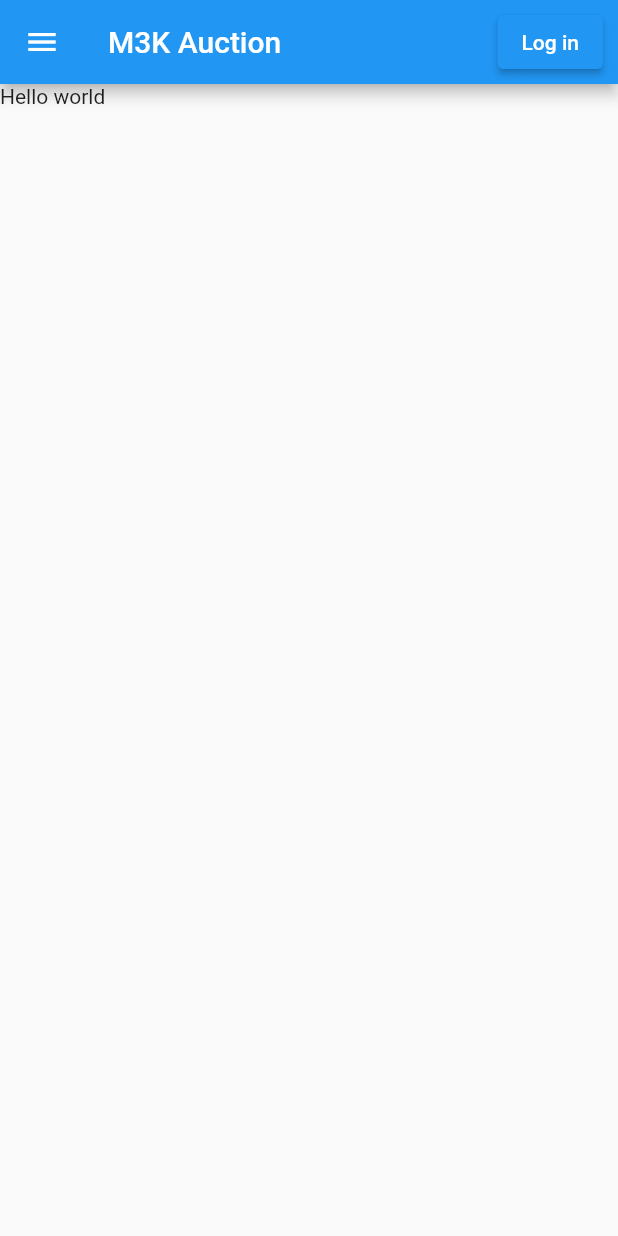
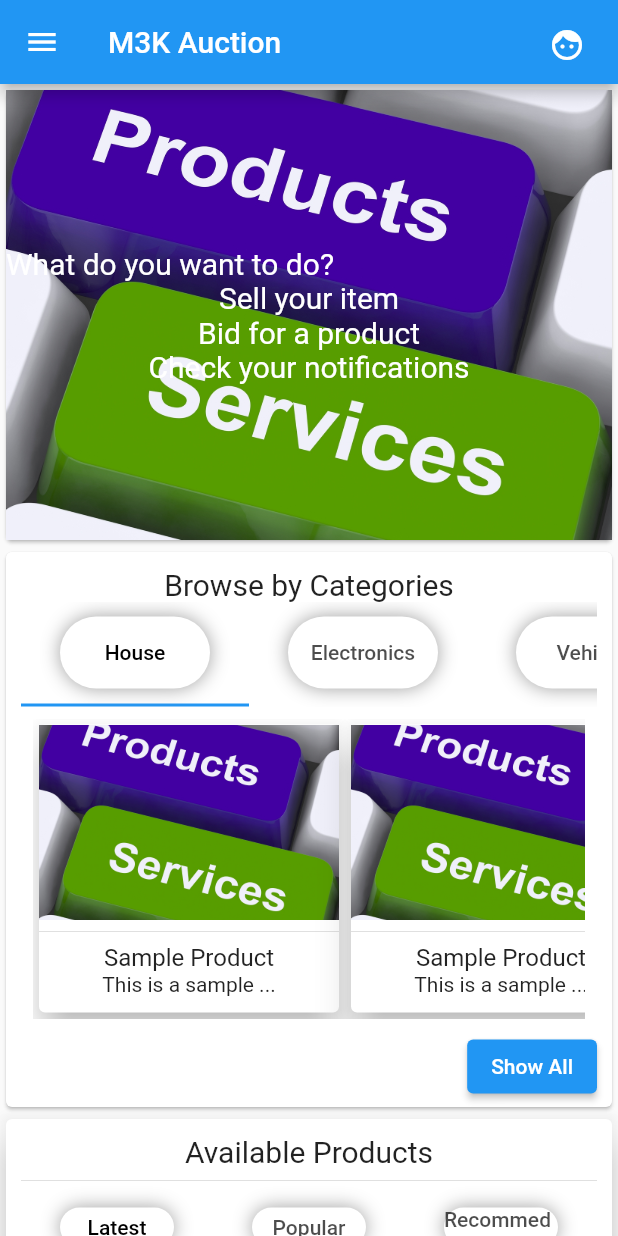
Before and after one commit to adwaTech/project-capstone, a Flutter app: the screen it shows after launch, on a phone screen of 412 x 824 dp. Run offline on Flutter 3.47's test engine with Material 2 defaults, Android fonts, the light colour scheme and no system bars.

Commit message:
initial draft of customer dashboard

```diff
--- /dev/null
+++ b/mobile front-end/auction_mobile/lib/category_browser.dart
@@ -0,0 +1,155 @@
+import 'package:auction_mobile/product_card.dart';
+import 'package:flutter/material.dart';
+
+import 'category_card.dart';
+
+class CategoriesBrowser extends StatelessWidget {
+  const CategoriesBrowser({
+    Key key,
+    @required TabController categoryTabController,
+  })  : _categoryTabController = categoryTabController,
+        super(key: key);
+
+  final TabController _categoryTabController;
+
+  @override
+  Widget build(BuildContext context) {
+    return Card(
+        child: Container(
+            margin: EdgeInsets.all(10),
+            height: 350,
+            child: Column(children: [
+              Text(
+                'Browse by Categories',
+                style: TextStyle(fontSize: 20),
+              ),
+              Container(
+                  height: 70,
+                  child: TabBar(
+                    isScrollable: true,
+                    labelColor: Colors.black,
+                    controller: _categoryTabController,
+                    tabs: [
+                      Category(Text('House')),
+                      Category(Text('Electronics')),
+                      Category(Text('Vehicle')),
+                      Category(Text('Governmental')),
+                      Category(Text('Land')),
+                      Category(Text('Rare')),
+                    ],
+                  )),
+              Container(
+                margin: EdgeInsets.all(8),
+                height: 200,
+                child: TabBarView(
+                  controller: _categoryTabController,
+                  children: [
+                    Tab(
+                      child: Container(
+                        height: 200,
+                        child: ListView(
+                          scrollDirection: Axis.horizontal,
+                          children: [
+                            Product(),
+                            Product(),
+                            Product(),
+                            Product(),
+                            Product(),
+                            Product(),
+                          ],
+                        ),
+                      ),
+                    ),
+                    Tab(
+                      child: Container(
+                        height: 200,
+                        child: ListView(
+                          scrollDirection: Axis.horizontal,
+                          children: [
+                            Product(),
+                            Product(),
+                            Product(),
+                            Product(),
+                            Product(),
+                            Product(),
+                          ],
+                        ),
+                      ),
+                    ),
+                    Tab(
+                      child: Container(
+                        height: 200,
+                        child: ListView(
+                          scrollDirection: Axis.horizontal,
+                          children: [
+                            Product(),
+                            Product(),
+                            Product(),
+                            Product(),
+                            Product(),
+                            Product(),
+                          ],
+                        ),
+                      ),
+                    ),
+                    Tab(
+                      child: Container(
+                        height: 200,
+                        child: ListView(
+                          scrollDirection: Axis.horizontal,
+                          children: [
+                            Product(),
+                            Product(),
+                            Product(),
+                            Product(),
+                            Product(),
+                            Product(),
+                          ],
+                        ),
+                      ),
+                    ),
+                    Tab(
+                      child: Container(
+                        height: 200,
+                        child: ListView(
+                          scrollDirection: Axis.horizontal,
+                          children: [
+                            Product(),
+                            Product(),
+                            Product(),
+                            Product(),
+                            Product(),
+                            Product(),
+                          ],
+                        ),
+                      ),
+                    ),
+                    Tab(
+                      child: Container(
+                        height: 200,
+                        child: ListView(
+                          scrollDirection: Axis.horizontal,
+                          children: [
+                            Product(),
+                            Product(),
+                            Product(),
+                            Product(),
+                            Product(),
+                            Product(),
+                          ],
+                        ),
+                      ),
+                    ),
+                  ],
+                ),
+              ),
+              Align(
+                alignment: Alignment.bottomRight,
+                child: ElevatedButton(
+                  onPressed: () {},
+                  child: Text('Show All'),
+                ),
+              )
+            ])));
+  }
+}
--- /dev/null
+++ b/mobile front-end/auction_mobile/lib/category_card.dart
@@ -0,0 +1,23 @@
+import 'package:flutter/material.dart';
+
+class Category extends StatelessWidget {
+  final Widget child;
+  Category(this.child);
+
+  @override
+  Widget build(BuildContext context) {
+    return Center(
+        child: Container(
+            width: 100,
+            height: 50,
+            margin: EdgeInsets.all(10),
+            decoration: BoxDecoration(
+                color: Colors.white,
+                boxShadow: [BoxShadow(color: Colors.grey, blurRadius: 10)],
+                //border: Border.all(width: 2),
+                borderRadius: BorderRadius.all(Radius.circular(100))),
+            child: Center(
+              child: child,
+            )));
+  }
+}
--- a/mobile front-end/auction_mobile/lib/main.dart
+++ b/mobile front-end/auction_mobile/lib/main.dart
@@ -1,24 +1,43 @@
+import 'package:auction_mobile/category_card.dart';
+import 'package:auction_mobile/product_browser.dart';
+import 'package:auction_mobile/product_card.dart';
 import 'package:flutter/material.dart';
+import 'package:flutter/rendering.dart';
+
+import 'category_browser.dart';
 
 void main() {
   runApp(AuctionApp());
 }
 
-class AuctionApp extends StatefulWidget{
-  _AuctionAppState createState()=> _AuctionAppState();
+class AuctionApp extends StatefulWidget {
+  _AuctionAppState createState() => _AuctionAppState();
 }
-class _AuctionAppState extends State<AuctionApp>{
+
+class _AuctionAppState extends State<AuctionApp> with TickerProviderStateMixin {
+  TabController _productsTabController;
+  TabController _categoryTabController;
+  void initState() {
+    super.initState();
+    _productsTabController =
+        TabController(initialIndex: 0, length: 3, vsync: this);
+    _categoryTabController =
+        TabController(initialIndex: 0, length: 6, vsync: this);
+  }
+
   Widget build(BuildContext context) => MaterialApp(
         debugShowCheckedModeBanner: false,
         title: 'M3K Auction',
         home: Scaffold(
-
           appBar: AppBar(
             title: Text('M3K Auction'), // Login,
             actions: [
               Padding(
-            padding:EdgeInsets.all(10),
-            child:ElevatedButton(onPressed: (){}, child: Text('Log in')))
+                  padding: EdgeInsets.all(10),
+                  child: IconButton(
+                    onPressed: () {},
+                    icon: Icon(Icons.face),
+                  ))
             ],
           ),
           drawer: Drawer(
@@ -32,7 +51,8 @@ class _AuctionAppState extends State<AuctionApp>{
                 ),
                 ListTile(
                   leading: Icon(Icons.home),
-              title: Text('Home'), // home, auction, categories, aobut, contact, FAQ, help and support'
+                  title: Text(
+                      'Home'), // home, auction, categories, aobut, contact, FAQ, help and support'
                 ),
                 ListTile(
                   leading: Icon(Icons.shop),
@@ -62,7 +82,48 @@ class _AuctionAppState extends State<AuctionApp>{
             ),
           ),
           body: Container(
-        child: Text('Hello world'),
+            child: ListView(
+              shrinkWrap: true,
+              children: [
+                Card(
+                  child: Container(
+                    height: 300,
+                    child: Stack(
+                      fit: StackFit.expand,
+                      children: [
+                        Image.asset('assets/images/product_logo.jpg',
+                            fit: BoxFit.cover),
+                        Column(
+                          mainAxisAlignment: MainAxisAlignment.center,
+                          children: [
+                            Align(
+                              alignment: Alignment.centerLeft,
+                              child: Text(
+                                'What do you want to do?',
+                                style: TextStyle(
+                                    color: Colors.white, fontSize: 20),
+                              ),
+                            ),
+                            Text('Sell your item',
+                                style: TextStyle(
+                                    color: Colors.white, fontSize: 20)),
+                            Text('Bid for a product',
+                                style: TextStyle(
+                                    color: Colors.white, fontSize: 20)),
+                            Text('Check your notifications',
+                                style: TextStyle(
+                                    color: Colors.white, fontSize: 20)),
+                          ],
+                        )
+                      ],
+                    ),
+                  ),
+                ),
+                CategoriesBrowser(
+                    categoryTabController: _categoryTabController),
+                ProductBrowser(productsTabController: _productsTabController)
+              ],
+            ),
           ),
         ),
       );
--- /dev/null
+++ b/mobile front-end/auction_mobile/lib/product_browser.dart
@@ -0,0 +1,110 @@
+import 'package:flutter/material.dart';
+
+import 'category_card.dart';
+import 'product_card.dart';
+
+class ProductBrowser extends StatelessWidget {
+  const ProductBrowser({
+    Key key,
+    @required TabController productsTabController,
+  })  : _productsTabController = productsTabController,
+        super(key: key);
+
+  final TabController _productsTabController;
+
+  @override
+  Widget build(BuildContext context) {
+    return Card(
+        elevation: 10,
+        child: Container(
+          height: 350,
+          margin: EdgeInsets.all(10),
+          child: Column(
+            children: [
+              Text(
+                'Available Products',
+                style: TextStyle(fontSize: 20),
+              ),
+              Divider(),
+              TabBar(
+                labelColor: Colors.black,
+                controller: _productsTabController,
+                tabs: [
+                  Tab(
+                    child: Category(Text('Latest')),
+                  ),
+                  Tab(
+                    child: Category(Text('Popular')),
+                  ),
+                  Tab(
+                    child: Category(Text('Recommeded')),
+                  ),
+                ],
+              ),
+              Container(
+                height: 200,
+                margin: EdgeInsets.all(8),
+                child: TabBarView(
+                  physics: NeverScrollableScrollPhysics(),
+                  controller: _productsTabController,
+                  children: [
+                    Tab(
+                      child: Container(
+                        height: 200,
+                        child: ListView(
+                          scrollDirection: Axis.horizontal,
+                          children: [
+                            Product(),
+                            Product(),
+                            Product(),
+                            Product(),
+                            Product(),
+                            Product(),
+                          ],
+                        ),
+                      ),
+                    ),
+                    Tab(
+                      child: Container(
+                        height: 200,
+                        child: ListView(
+                          scrollDirection: Axis.horizontal,
+                          children: [
+                            Product(),
+                            Product(),
+                            Product(),
+                            Product(),
+                            Product(),
+                            Product(),
+                          ],
+                        ),
+                      ),
+                    ),
+                    Tab(
+                      child: Container(
+                        height: 200,
+                        child: ListView(
+                          scrollDirection: Axis.horizontal,
+                          children: [
+                            Product(),
+                            Product(),
+                            Product(),
+                            Product(),
+                            Product(),
+                            Product(),
+                          ],
+                        ),
+                      ),
+                    ),
+                  ],
+                ),
+              ),
+              Align(
+                  alignment: Alignment.bottomRight,
+                  child: ElevatedButton(
+                      onPressed: () {}, child: Text('Show all ')))
+            ],
+          ),
+        ));
+  }
+}
--- /dev/null
+++ b/mobile front-end/auction_mobile/lib/product_card.dart
@@ -0,0 +1,27 @@
+import 'package:flutter/cupertino.dart';
+import 'package:flutter/material.dart';
+
+class Product extends StatelessWidget {
+  Widget build(BuildContext context) => Center(
+          child: Card(
+        elevation: 10,
+        child: SizedBox(
+          width: 200,
+          height: 200,
+          child: Column(
+            mainAxisAlignment: MainAxisAlignment.start,
+            children: [
+              SizedBox(
+                width: 200,
+                height: 130,
+                child: Image.asset('assets/images/product_logo.jpg',
+                    fit: BoxFit.cover),
+              ),
+              Divider(),
+              Text('Sample Product', style: TextStyle(fontSize: 16)),
+              Text('This is a sample ...', textAlign: TextAlign.left)
+            ],
+          ),
+        ),
+      ));
+}
--- a/mobile front-end/auction_mobile/pubspec.yaml
+++ b/mobile front-end/auction_mobile/pubspec.yaml
@@ -45,8 +45,8 @@ flutter:
   uses-material-design: true
 
   # To add assets to your application, add an assets section, like this:
-  # assets:
-  #   - images/a_dot_burr.jpeg
+  assets:
+    - assets/images/product_logo.jpg
   #   - images/a_dot_ham.jpeg
 
   # An image asset can refer to one or more resolution-specific "variants", see
```
Also changed, not shown: mobile front-end/auction_mobile/assets/images/product_logo.jpg (added). Lines whose indentation alone changed are shown as unchanged.
